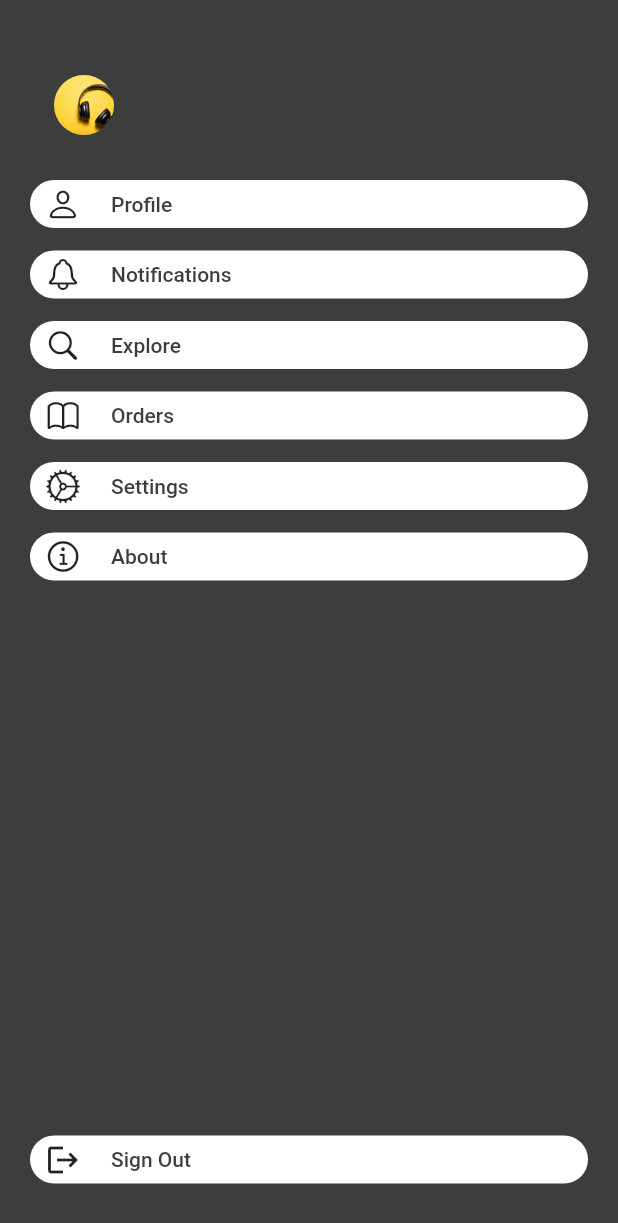
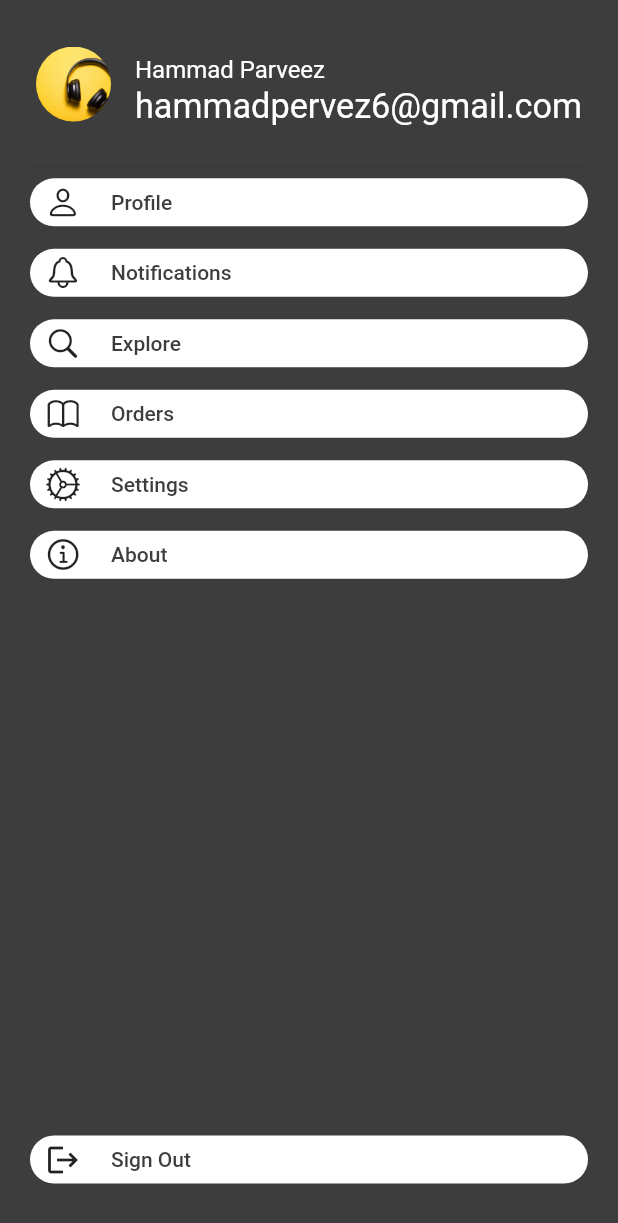
Before and after one commit to hammadparveez/style_on_app, a Flutter app: the CustomDrawerBody widget shown alone on an empty page, opened directly, on a phone screen of 412 x 824 dp. Shown: the top 1223 px of the screen. Run offline on Flutter 3.47's test engine with Material 2 defaults, Android fonts, the phone set to English and light mode, and no system bars; our stand-ins replace animate_do, bottom_navy_bar, carousel_slider, cloud_firestore, dots_indicator, expandable and 15 more; accounts and stored records are empty.

Commit message:
drawer is almost completed

```diff
--- a/lib/ui/base_widgets/custom_drawer.dart
+++ b/lib/ui/base_widgets/custom_drawer.dart
@@ -1,3 +1,5 @@
+import 'dart:developer';
+
 import 'package:flutter/cupertino.dart';
 
 import 'package:style_on_app/exports/ui_exports.dart';
@@ -44,22 +46,53 @@ class CustomDrawerBody extends StatelessWidget {
         child: Padding(
           padding: const EdgeInsets.all(kPadding20),
           child: Column(
+            crossAxisAlignment: CrossAxisAlignment.start,
             children: [
               SizedBox(
-                height: 100,
+                height: context.h(.12),
                 child: DrawerHeader(
-                  child: Row(
-                    children: [
-                      CircleAvatar(
-                        backgroundImage: AssetImage(ImagePaths.bg),
-                      )
-                    ],
+                  padding: EdgeInsets.zero,
+                  child: Material(
+                    type: MaterialType.transparency,
+                    clipBehavior: Clip.antiAlias,
+                    borderRadius: BorderRadius.circular(kValue10),
+                    child: InkResponse(
+                      radius: kValue20,
+                      child: ListTile(
+                        contentPadding:
+                            EdgeInsets.symmetric(horizontal: kPaddingSmall),
+                        onTap: () {
+                          log("Tapped");
+                        },
+                        leading: Material(
+                          clipBehavior: Clip.antiAlias,
+                          type: MaterialType.transparency,
+                          shape: const CircleBorder(),
+                          child: Ink.image(
+                            padding: EdgeInsets.zero,
+                            width: 50,
+                            height: 50,
+                            fit: BoxFit.cover,
+                            image: AssetImage(ImagePaths.bg),
+                          ),
+                        ),
+                        minVerticalPadding: 0,
+                        subtitle: FittedBox(
+                            child: Text("hammadpervez6@gmail.com",
+                                style: Theme.of(context)
+                                    .textTheme
+                                    .subtitle1
+                                    ?.copyWith(color: kWhiteColor))),
+                        title: Text("Hammad Parveez",
+                            style: TextStyle(color: kWhiteColor)),
+                      ),
+                    ),
                   ),
                 ),
               ),
               Expanded(
                 child: ListView(
-                  children: _items,
+                  children: [..._items],
                 ),
               ),
               CustomListTile(
--- a/lib/ui/home/home.dart
+++ b/lib/ui/home/home.dart
@@ -35,10 +35,9 @@ class _HomeState extends State<Home> {
     ];
 
     return Scaffold(
-
       drawer: const Drawer(
-
-        child: CustomDrawerBody(),),
+        child: CustomDrawerBody(),
+      ),
       body: CustomScrollView(
         slivers: [
           SliverAppBar(
```
